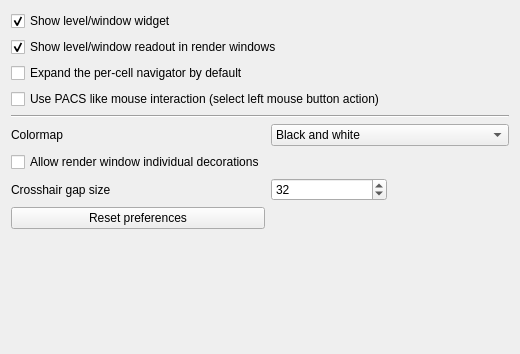
Above: Plugins/org.mitk.gui.qt.mxnmultiwidgeteditor/src/internal/QmitkMxNMultiWidgetEditorPreferencePage.ui from MITK/MITK before the change. Below: the same form after it.
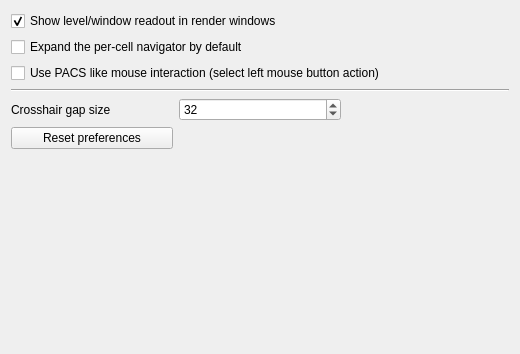
That is the form after the change.

Commit message: Fix MxN theme colour, labels and dead preferences

```diff
--- a/Plugins/org.mitk.gui.qt.mxnmultiwidgeteditor/src/internal/QmitkMxNMultiWidgetEditorPreferencePage.ui
+++ b/Plugins/org.mitk.gui.qt.mxnmultiwidgeteditor/src/internal/QmitkMxNMultiWidgetEditorPreferencePage.ui
@@ -15,19 +15,6 @@
   </property>
   <layout class="QGridLayout" name="gridLayout">
    <item row="0" column="0" colspan="3">
-    <widget class="QCheckBox" name="m_ShowLevelWindowWidget">
-     <property name="layoutDirection">
-      <enum>Qt::LayoutDirection::LeftToRight</enum>
-     </property>
-     <property name="text">
-      <string>Show level/window widget</string>
-     </property>
-     <property name="checked">
-      <bool>true</bool>
-     </property>
-    </widget>
-   </item>
-   <item row="1" column="0" colspan="3">
     <widget class="QCheckBox" name="m_ShowLevelWindowReadout">
      <property name="toolTip">
       <string>Always show the W/L corner readout in each render window. When unchecked, the readout only appears on pointer proximity like the other viewport furniture.</string>
@@ -40,7 +27,7 @@
      </property>
     </widget>
    </item>
-   <item row="2" column="0" colspan="3">
+   <item row="1" column="0" colspan="3">
     <widget class="QCheckBox" name="m_ExpandedNavigator">
      <property name="toolTip">
       <string>Default the per-cell navigator to its expanded form (the full 3D crosshair as three axis sliders plus coordinate entry) instead of the compact slice slider. The mode can also be toggled editor-wide at runtime.</string>
@@ -50,7 +37,7 @@
      </property>
     </widget>
    </item>
-   <item row="3" column="0" colspan="3">
+   <item row="2" column="0" colspan="3">
     <widget class="QCheckBox" name="m_PACSLikeMouseMode">
      <property name="layoutDirection">
       <enum>Qt::LayoutDirection::LeftToRight</enum>
@@ -60,43 +47,14 @@
      </property>
     </widget>
    </item>
-   <item row="4" column="0" colspan="3">
+   <item row="3" column="0" colspan="3">
     <widget class="Line" name="lineBottom">
      <property name="orientation">
       <enum>Qt::Orientation::Horizontal</enum>
      </property>
     </widget>
    </item>
-   <item row="5" column="0">
-    <widget class="QLabel" name="m_ColormapLabel">
-     <property name="text">
-      <string>Colormap</string>
-     </property>
-    </widget>
-   </item>
-   <item row="5" column="1" colspan="2">
-    <widget class="QComboBox" name="m_ColormapComboBox">
-     <item>
-      <property name="text">
-       <string>Black and white</string>
-      </property>
-     </item>
-    </widget>
-   </item>
-   <item row="6" column="0">
-    <widget class="QCheckBox" name="m_IndividualDecorations">
-     <property name="sizePolicy">
-      <sizepolicy hsizetype="Minimum" vsizetype="Fixed">
-       <horstretch>0</horstretch>
-       <verstretch>0</verstretch>
-      </sizepolicy>
-     </property>
-     <property name="text">
-      <string>Allow render window individual decorations</string>
-     </property>
-    </widget>
-   </item>
-   <item row="7" column="0">
+   <item row="4" column="0">
     <widget class="QLabel" name="m_CrosshairGapSizeLabel">
      <property name="toolTip">
       <string>&lt;html&gt;&lt;head/&gt;&lt;body&gt;&lt;p&gt;The gap in the middle of the crosshair in pixels.&lt;/p&gt;&lt;/body&gt;&lt;/html&gt;</string>
@@ -106,21 +64,21 @@
      </property>
     </widget>
    </item>
-   <item row="7" column="1">
+   <item row="4" column="1">
     <widget class="QSpinBox" name="m_CrosshairGapSize">
      <property name="value">
       <number>32</number>
      </property>
     </widget>
    </item>
-   <item row="8" column="0">
+   <item row="5" column="0">
     <widget class="QPushButton" name="m_ResetButton">
      <property name="text">
       <string>Reset preferences</string>
      </property>
     </widget>
    </item>
-   <item row="9" column="0">
+   <item row="6" column="0">
     <spacer name="verticalSpacer">
      <property name="orientation">
       <enum>Qt::Orientation::Vertical</enum>
```
The commit also changes 11 other files.
